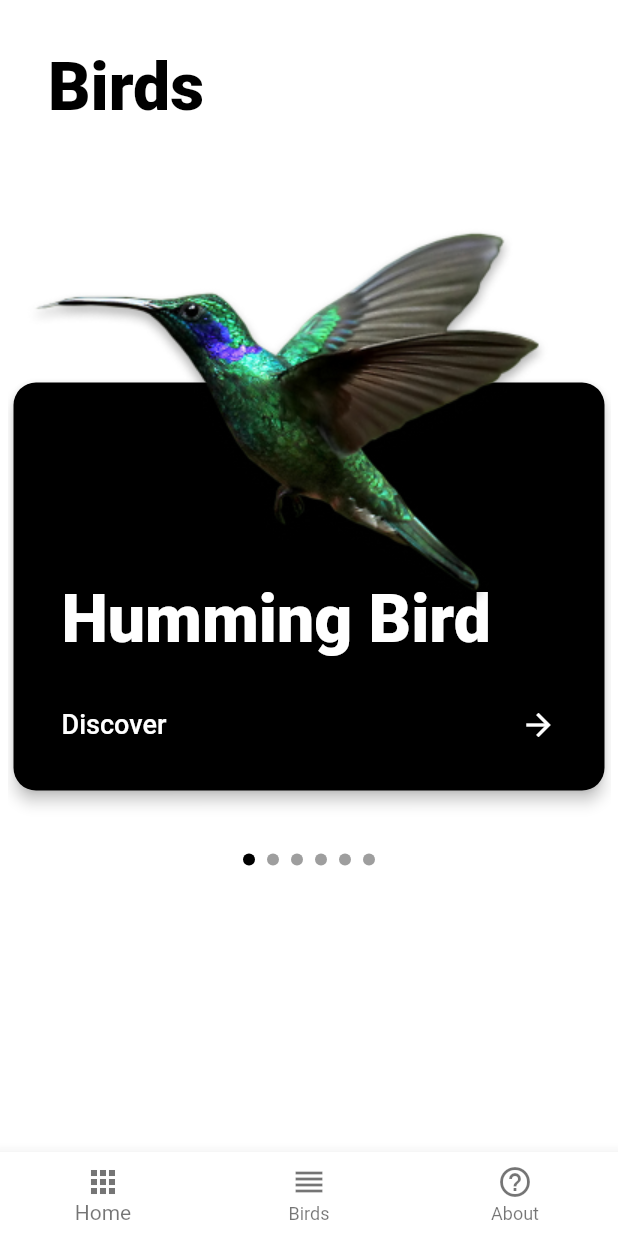
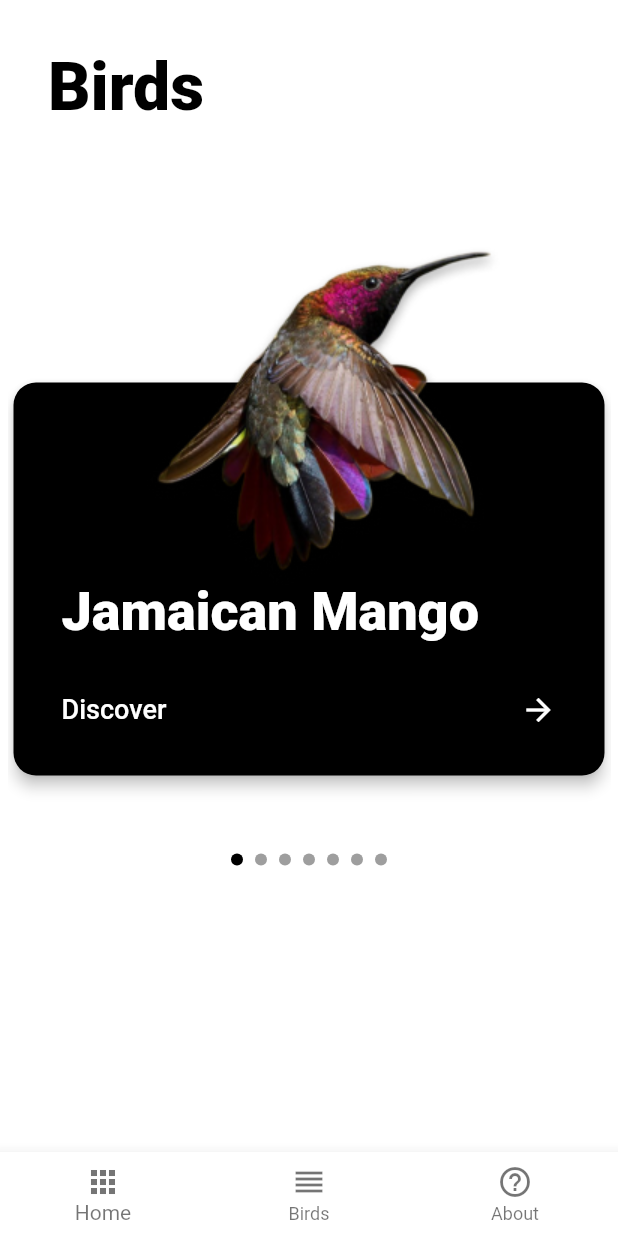
Before and after one commit to jordanliu/birds, a Flutter app: the screen it shows after launch, swiped to page 2, on a phone screen of 412 x 824 dp. Run offline on Flutter 3.47's test engine with Material 2 defaults, Android fonts, the phone set to English and light mode, and no system bars; our stand-ins replace flutter_swiper; Roboto replaces fonts that are missing (Avenir).

Commit message:
Added bird images

```diff
--- a/lib/birds.dart
+++ b/lib/birds.dart
@@ -16,56 +16,66 @@ class Bird {
 
 List<Bird> birds = [
   Bird(1,
-      name: "Swallow Tail",
+      name: "Streamertail",
       conservationStatus: "Vulnerable",
       description:
           "The red-billed streamertail (Trochilus polytmus), also known as the doctor bird, scissor-tail or scissors tail hummingbird, is indigenous to Jamaica, where it is the most abundant and widespread member of the hummingbird family. ",
-      thumbnail: "assets/humming.png",
+      thumbnail: "assets/streamertail.png",
       images: [
         "https://www.hopkinsmedicine.org/sebin/z/j/Hummingbird.jpg",
         "https://www.princeton.edu/sites/default/files/styles/half_2x/public/images/2018/12/IMG_9127.jpg?itok=156LUKD5",
       ]),
   Bird(2,
-      name: "Humming Bird",
-      conservationStatus: "Vulnerable",
-      description: "I too canfly",
-      thumbnail: "assets/humming.png",
+      name: "Jamaican Mango",
+      conservationStatus: "Least Concern",
+      description:
+          "The Jamaican mango (Anthracothorax mango) is a species of hummingbird in the family Trochilidae. It is endemic to Jamaica. Its natural habitats are subtropical or tropical moist lowland forest and heavily degraded former forest. Although it has a limited range, it is not considered endangered, as its numbers are not decreasing.",
+      thumbnail: "assets/jamaicanmango.png",
       images: [
         "https://www.hopkinsmedicine.org/sebin/z/j/Hummingbird.jpg",
         "https://www.princeton.edu/sites/default/files/styles/half_2x/public/images/2018/12/IMG_9127.jpg?itok=156LUKD5",
       ]),
   Bird(3,
-      name: "Sining Bird",
+      name: "Vervain",
       conservationStatus: "Vulnerable",
       description: "I too canfly",
-      thumbnail: "assets/humming.png",
+      thumbnail: "assets/vervain.png",
       images: [
         "https://www.hopkinsmedicine.org/sebin/z/j/Hummingbird.jpg",
         "https://www.princeton.edu/sites/default/files/styles/half_2x/public/images/2018/12/IMG_9127.jpg?itok=156LUKD5",
       ]),
   Bird(4,
-      name: "Ugly Bird",
+      name: "Ruby-throated",
       conservationStatus: "Vulnerable",
       description: "I too canfly",
-      thumbnail: "assets/humming.png",
+      thumbnail: "assets/rubythroated.png",
       images: [
         "https://www.hopkinsmedicine.org/sebin/z/j/Hummingbird.jpg",
         "https://www.princeton.edu/sites/default/files/styles/half_2x/public/images/2018/12/IMG_9127.jpg?itok=156LUKD5",
       ]),
   Bird(5,
-      name: "Ugly Bird",
+      name: "American Golden",
       conservationStatus: "Vulnerable",
       description: "I too canfly",
-      thumbnail: "assets/humming.png",
+      thumbnail: "assets/americangolden.png",
       images: [
         "https://www.hopkinsmedicine.org/sebin/z/j/Hummingbird.jpg",
         "https://www.princeton.edu/sites/default/files/styles/half_2x/public/images/2018/12/IMG_9127.jpg?itok=156LUKD5",
       ]),
   Bird(6,
-      name: "Ugly Bird",
+      name: "Tody",
       conservationStatus: "Vulnerable",
       description: "I too canfly",
-      thumbnail: "assets/humming.png",
+      thumbnail: "assets/tody.png",
+      images: [
+        "https://www.hopkinsmedicine.org/sebin/z/j/Hummingbird.jpg",
+        "https://www.princeton.edu/sites/default/files/styles/half_2x/public/images/2018/12/IMG_9127.jpg?itok=156LUKD5",
+      ]),
+  Bird(7,
+      name: "Euphonia",
+      conservationStatus: "Vulnerable",
+      description: "I too canfly",
+      thumbnail: "assets/euphonia.png",
       images: [
         "https://www.hopkinsmedicine.org/sebin/z/j/Hummingbird.jpg",
         "https://www.princeton.edu/sites/default/files/styles/half_2x/public/images/2018/12/IMG_9127.jpg?itok=156LUKD5",
--- a/lib/detailspage.dart
+++ b/lib/detailspage.dart
@@ -22,6 +22,9 @@ class DetailsPage extends StatelessWidget {
                       padding: const EdgeInsets.fromLTRB(10.0, 32.0, 22.0, 2.0),
                       child: Row(children: <Widget>[
                         IconButton(
+                          hoverColor: Colors.transparent,
+                          splashColor: Colors.transparent,
+                          highlightColor: Colors.transparent,
                           icon: Icon(Icons.arrow_back_ios),
                           color: Colors.black,
                           onPressed: () {
--- a/lib/homepage.dart
+++ b/lib/homepage.dart
@@ -90,7 +90,7 @@ class _HomePageState extends State<HomePage> {
                                             birds[index].name,
                                             style: TextStyle(
                                               fontFamily: 'Avenir',
-                                              fontSize: 44,
+                                              fontSize: 36,
                                               color: Colors.white,
                                               fontWeight: FontWeight.w900,
                                             ),
```
Also changed, not shown: assets/americangolden.png (added), assets/euphonia.png (added), assets/humming.png (deleted), assets/jamaicanmango.png (added), assets/rubythroated.png (added), assets/streamertail.png (added), assets/tody.png (added), assets/vervain.png (added).
